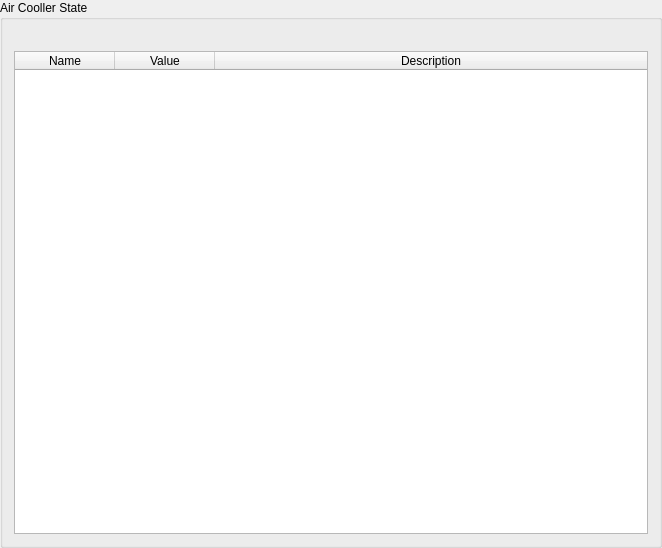
Before: the Qt Designer form AirCoolControll/AirCoolControll/coolerstatewidget.ui in Pryadka/AirCoolControll, drawn with Qt 5.
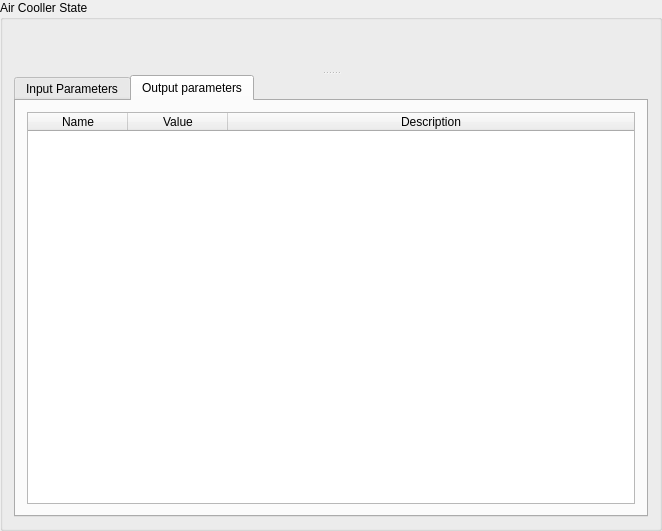
After: the same form once the commit is applied. The open tabs and pages were chosen to show the change. Icons and pictures are not drawn. Custom widgets are drawn as their Qt base class.

Commit message: Adder output parameters viewing

Patch:
```diff
--- a/AirCoolControll/AirCoolControll/coolerstatewidget.ui
+++ b/AirCoolControll/AirCoolControll/coolerstatewidget.ui
@@ -7,7 +7,7 @@
     <x>0</x>
     <y>0</y>
     <width>662</width>
-    <height>548</height>
+    <height>531</height>
    </rect>
   </property>
   <property name="sizePolicy">
@@ -48,16 +48,23 @@
      </property>
      <layout class="QGridLayout" name="gridLayout_2">
       <item row="0" column="0">
-       <widget class="QLabel" name="label">
-        <property name="text">
-         <string/>
+       <widget class="QSplitter" name="splitter">
+        <property name="orientation">
+         <enum>Qt::Vertical</enum>
         </property>
-        <property name="pixmap">
-         <pixmap resource="aircoolcontroll.qrc">:/Images/shema-konditsionera.gif</pixmap>
-        </property>
-       </widget>
-      </item>
-      <item row="1" column="0">
+        <widget class="CoollerGraphWidget" name="widget" native="true">
+         <layout class="QHBoxLayout" name="horizontalLayout"/>
+        </widget>
+        <widget class="QTabWidget" name="tabWidget">
+         <property name="currentIndex">
+          <number>0</number>
+         </property>
+         <widget class="QWidget" name="tab">
+          <attribute name="title">
+           <string>Input Parameters</string>
+          </attribute>
+          <layout class="QGridLayout" name="gridLayout_3">
+           <item row="0" column="0">
        <widget class="QTableWidget" name="inputParametersTable">
         <property name="columnCount">
          <number>3</number>
@@ -68,6 +75,12 @@
         <attribute name="verticalHeaderVisible">
          <bool>false</bool>
         </attribute>
+             <attribute name="verticalHeaderDefaultSectionSize">
+              <number>20</number>
+             </attribute>
+             <attribute name="verticalHeaderMinimumSectionSize">
+              <number>20</number>
+             </attribute>
         <column>
          <property name="text">
           <string>Name</string>
@@ -86,50 +99,68 @@
        </widget>
       </item>
      </layout>
-     <widget class="QLabel" name="label_left_arrow">
-      <property name="geometry">
-       <rect>
-        <x>170</x>
-        <y>120</y>
-        <width>36</width>
-        <height>107</height>
-       </rect>
-      </property>
+         </widget>
+         <widget class="QWidget" name="tab_2">
+          <attribute name="title">
+           <string>Output parameters</string>
+          </attribute>
+          <layout class="QGridLayout" name="gridLayout_4">
+           <item row="0" column="0">
+            <widget class="QTableWidget" name="outputParametersTable">
+             <property name="maximumSize">
+              <size>
+               <width>616</width>
+               <height>436</height>
+              </size>
+             </property>
+             <attribute name="horizontalHeaderStretchLastSection">
+              <bool>true</bool>
+             </attribute>
+             <attribute name="verticalHeaderVisible">
+              <bool>false</bool>
+             </attribute>
+             <attribute name="verticalHeaderDefaultSectionSize">
+              <number>20</number>
+             </attribute>
+             <attribute name="verticalHeaderMinimumSectionSize">
+              <number>20</number>
+             </attribute>
+             <column>
       <property name="text">
-       <string/>
-      </property>
-      <property name="pixmap">
-       <pixmap resource="aircoolcontroll.qrc">:/Images/left_stream_0.gif</pixmap>
-      </property>
-     </widget>
-     <widget class="QLabel" name="label_right_arrow">
-      <property name="geometry">
-       <rect>
-        <x>480</x>
-        <y>130</y>
-        <width>31</width>
-        <height>101</height>
-       </rect>
-      </property>
+               <string>Name</string>
+              </property>
+             </column>
+             <column>
+              <property name="text">
+               <string>Value</string>
+              </property>
+             </column>
+             <column>
       <property name="text">
-       <string/>
-      </property>
-      <property name="pixmap">
-       <pixmap resource="aircoolcontroll.qrc">:/Images/right_stream_0.gif</pixmap>
-      </property>
-     </widget>
-     <zorder>inputParametersTable</zorder>
-     <zorder>label</zorder>
-     <zorder>label_left_arrow</zorder>
-     <zorder>label_right_arrow</zorder>
+               <string>Description</string>
+              </property>
+             </column>
+            </widget>
+           </item>
+          </layout>
+         </widget>
+        </widget>
+       </widget>
+      </item>
+     </layout>
     </widget>
    </item>
   </layout>
  </widget>
  <layoutdefault spacing="6" margin="11"/>
- <tabstops>
-  <tabstop>inputParametersTable</tabstop>
- </tabstops>
+ <customwidgets>
+  <customwidget>
+   <class>CoollerGraphWidget</class>
+   <extends>QWidget</extends>
+   <header>coollergraphwidget.h</header>
+   <container>1</container>
+  </customwidget>
+ </customwidgets>
  <resources>
   <include location="aircoolcontroll.qrc"/>
  </resources>
```
Lines whose indentation alone changed are shown as unchanged. The commit also changes 33 other files.
